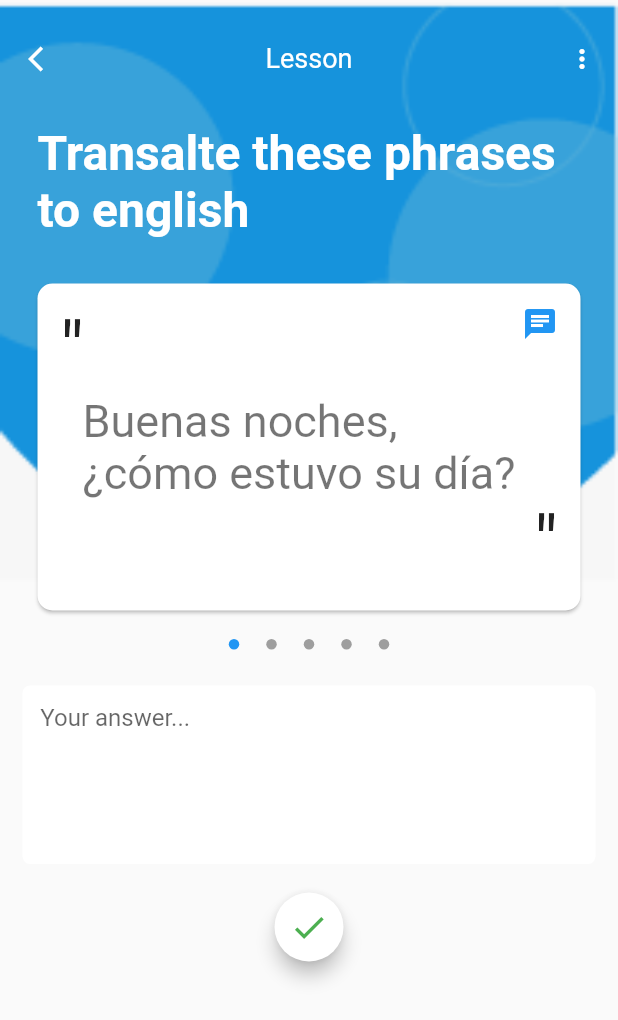
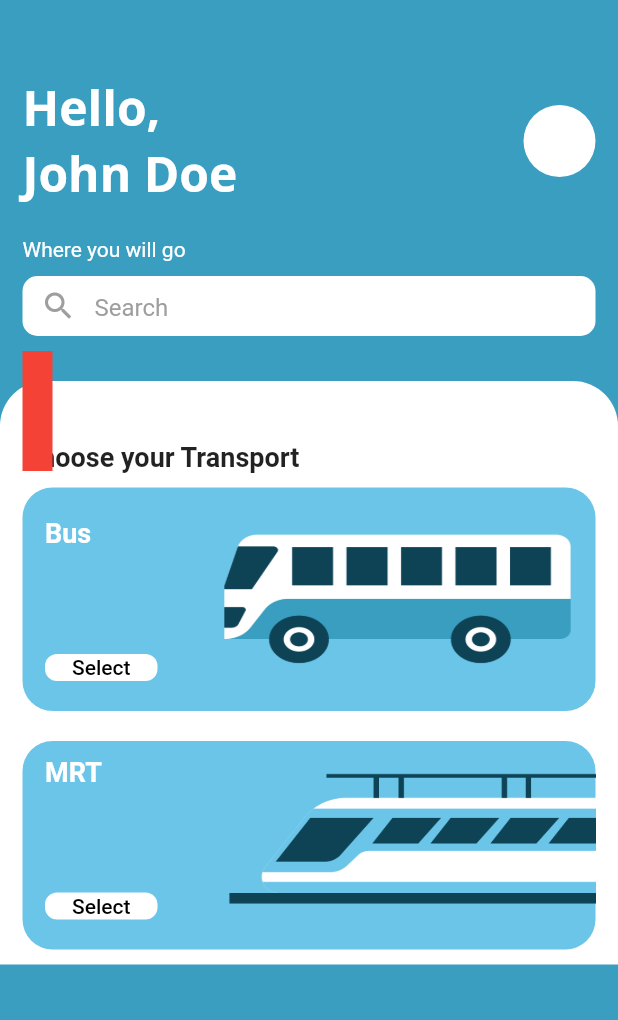
Before and after one commit to Pritom-Chaki/challenge_100_days, a Flutter app: the screen it shows after launch, on a phone screen of 412 x 824 dp. Shown: the top 1020 px of the screen. Run offline on Flutter 3.47's test engine with Material 2 defaults, Android fonts, the phone set to English and light mode, and no system bars; our stand-ins replace google_fonts, percent_indicator; missing offline and left inert: flutter_sparkline.

Commit message:
day_3 1 pages done

```diff
--- /dev/null
+++ b/lib/day_3/day_3.dart
@@ -0,0 +1,2 @@
+export 'day_3_main.dart';
+export 'font_style.dart';
--- /dev/null
+++ b/lib/day_3/day_3_main.dart
@@ -0,0 +1,259 @@
+import 'package:challenge_100_days/day_3/day_3.dart';
+import 'package:flutter/material.dart';
+import 'package:google_fonts/google_fonts.dart';
+
+import '../theme_data.dart';
+
+class Day3Main extends StatefulWidget {
+  @override
+  _Day3MainState createState() => _Day3MainState();
+}
+
+class _Day3MainState extends State<Day3Main> {
+  fontStyleMethod(TextStyle sansStyle) {
+    return GoogleFonts.openSans(
+      textStyle: sansStyle,
+    );
+  }
+
+  Widget _buildTopRow() {
+    return Container(
+      padding: EdgeInsets.symmetric(horizontal: 15.0, vertical: 10.0),
+      child: Row(mainAxisAlignment: MainAxisAlignment.spaceBetween, children: [
+        Column(
+          crossAxisAlignment: CrossAxisAlignment.start,
+          children: [
+            Text('Hello,',
+                style: fontStyleMethod(TextStyle(
+                    fontSize: 32,
+                    color: Colors.white,
+                    fontWeight: FontWeight.bold))
+                // TextStyle(fontSize: 42, color: Colors.white, fontFamily: OpenSans),
+                ),
+            Text('John Doe',
+                style: fontStyleMethod(TextStyle(
+                    fontSize: 32,
+                    color: Colors.white,
+                    fontWeight: FontWeight.bold))
+                // TextStyle(fontSize: 42, color: Colors.white, fontFamily: OpenSans),
+                ),
+          ],
+        ),
+        CircleAvatar(
+          radius: 24,
+          backgroundColor: Colors.white,
+        )
+      ]),
+    );
+  }
+
+  Widget _buildSearchBox() {
+    return Container(
+      padding: EdgeInsets.symmetric(horizontal: 15.0, vertical: 10.0),
+      child: Column(
+        crossAxisAlignment: CrossAxisAlignment.start,
+        children: [
+          Text(
+            'Where you will go',
+            style: TextStyle(color: Colors.white),
+          ),
+          SizedBox(height: 10.0),
+          Container(
+            height: 40.0,
+            decoration: BoxDecoration(
+                borderRadius: BorderRadius.circular(10.0), color: Colors.white),
+            child: Row(
+              children: [
+                IconButton(
+                    onPressed: () {},
+                    icon: Icon(
+                      Icons.search,
+                      color: Colors.grey,
+                    )),
+                Expanded(
+                  child: TextField(
+                    maxLines: 1,
+                    decoration: InputDecoration(
+                        border: InputBorder.none,
+                        hintText: 'Search',
+                        hintStyle: TextStyle(color: Colors.grey)),
+                  ),
+                ),
+              ],
+            ),
+          )
+        ],
+      ),
+    );
+  }
+
+  Widget _buildContainer() {
+    return Container(
+      width: double.infinity,
+      margin: EdgeInsets.only(top: 20.0),
+      padding: EdgeInsets.only(top: 40.0, left: 15.0, right: 15.0),
+      decoration: BoxDecoration(
+          borderRadius: BorderRadius.only(
+              topLeft: Radius.circular(30.0), topRight: Radius.circular(30.0)),
+          color: Colors.white),
+      child: Column(children: [
+        Align(
+          alignment: Alignment.centerLeft,
+          child: Text(
+            'Choose your Transport',
+            style: TextStyle(fontWeight: FontWeight.bold, fontSize: 18),
+          ),
+        ),
+        Container(
+          margin: EdgeInsets.symmetric(vertical: 10.0),
+          padding: EdgeInsets.symmetric(horizontal: 15.0, vertical: 20.0),
+          decoration: BoxDecoration(
+            borderRadius: BorderRadius.circular(20.0),
+            color: Challenge.color('6BC5E8'),
+          ),
+          child: Row(
+            children: [
+              Expanded(
+                flex: 1,
+                child: Column(
+                  mainAxisAlignment: MainAxisAlignment.spaceBetween,
+                  crossAxisAlignment: CrossAxisAlignment.start,
+                  children: [
+                    Text(
+                      'Bus',
+                      style: TextStyle(
+                          fontSize: 18,
+                          color: Colors.white,
+                          fontWeight: FontWeight.bold),
+                    ),
+                    SizedBox(
+                      height: 70,
+                    ),
+                    SizedBox(
+                      height: 18.0,
+                      width: 75.0,
+                      child: ElevatedButton(
+                        onPressed: () {},
+                        style: ElevatedButton.styleFrom(
+                          elevation: 0,
+                          primary: Colors.white,
+                          onPrimary: Colors.black,
+                          shape: RoundedRectangleBorder(
+                            borderRadius: BorderRadius.circular(8.0),
+                          ),
+                        ),
+                        child: Text('Select'),
+                      ),
+                    ),
+                  ],
+                ),
+              ),
+              Expanded(
+                flex: 2,
+                child: Image.asset(
+                  'assets/images/day_3_bus.png',
+                  height: 90,
+                  width: 180,
+                  fit: BoxFit.fill,
+                ),
+              )
+            ],
+          ),
+        ),
+        Container(
+          margin: EdgeInsets.symmetric(vertical: 10.0),
+          padding: EdgeInsets.only(left: 15.0, top: 10.0, bottom: 20.0),
+          decoration: BoxDecoration(
+            borderRadius: BorderRadius.circular(20.0),
+            color: Challenge.color('6BC5E8'),
+          ),
+          child: Row(
+            children: [
+              Expanded(
+                flex: 1,
+                child: Column(
+                  mainAxisAlignment: MainAxisAlignment.spaceBetween,
+                  crossAxisAlignment: CrossAxisAlignment.start,
+                  children: [
+                    Text(
+                      'MRT',
+                      style: TextStyle(
+                          fontSize: 18,
+                          color: Colors.white,
+                          fontWeight: FontWeight.bold),
+                    ),
+                    SizedBox(
+                      height: 70,
+                    ),
+                    SizedBox(
+                      height: 18.0,
+                      width: 75.0,
+                      child: ElevatedButton(
+                        onPressed: () {},
+                        style: ElevatedButton.styleFrom(
+                          elevation: 0,
+                          primary: Colors.white,
+                          onPrimary: Colors.black,
+                          shape: RoundedRectangleBorder(
+                            borderRadius: BorderRadius.circular(8.0),
+                          ),
+                        ),
+                        child: Text('Select'),
+                      ),
+                    ),
+                  ],
+                ),
+              ),
+              Expanded(
+                flex: 2,
+                child: Image.asset(
+                  'assets/images/day_3_train.png',
+                  height: 90,
+                  width: 180,
+                  fit: BoxFit.fill,
+                ),
+              )
+            ],
+          ),
+        )
+      ]),
+    );
+  }
+
+  @override
+  Widget build(BuildContext context) {
+    return Scaffold(
+      body: Container(
+        padding: EdgeInsets.symmetric(horizontal: 0.0, vertical: 40.0),
+        height: MediaQuery.of(context).size.height,
+        width: MediaQuery.of(context).size.width,
+        color: Challenge.color('3A9EC1'),
+        child: Column(
+          crossAxisAlignment: CrossAxisAlignment.start,
+          children: [
+            _buildTopRow(),
+            _buildSearchBox(),
+            Container(
+              color: Challenge.color('3A9EC1'),
+              child: Stack(
+                children: [
+                  _buildContainer(),
+                  Positioned(
+                    top: -10,
+                    child: Container(
+                      height: 90,
+                      margin: EdgeInsets.symmetric(horizontal: 15.0),
+                      padding: EdgeInsets.symmetric(
+                          horizontal: 10.0, vertical: 10.0),
+                      color: Colors.red,
+                    ),
+                  )
+                ],
+              ),
+            )
+          ],
+        ),
+      ),
+    );
+  }
+}
--- /dev/null
+++ b/lib/day_3/font_style.dart
@@ -0,0 +1,11 @@
+import 'package:flutter/cupertino.dart';
+import 'package:flutter/material.dart';
+import 'package:google_fonts/google_fonts.dart';
+
+class FontStyleClass {
+  fontStyleMethod({TextStyle sansStyle}) {
+    return GoogleFonts.openSans(
+      textStyle: sansStyle,
+    );
+  }
+}
--- a/lib/main.dart
+++ b/lib/main.dart
@@ -2,6 +2,7 @@ import 'package:challenge_100_days/day_1/day_1.dart';
 import 'package:flutter/material.dart';
 
 import 'day_2/day_2.dart';
+import 'day_3/day_3.dart';
 
 void main() {
   runApp(MyApp());
@@ -16,7 +17,7 @@ class MyApp extends StatelessWidget {
       theme: ThemeData(
         primarySwatch: Colors.blue,
       ),
-      home: LessonPage(),
+      home: Day3Main(),
     );
   }
 }
```
Also changed, not shown: pubspec.yaml (+6 -4 lines), assets/fonts/OpenSans-Regular.ttf (added), assets/images/Day-1.png (deleted), assets/images/day_3_bus.png (added), assets/images/day_3_train.png (added), 2 other files.
